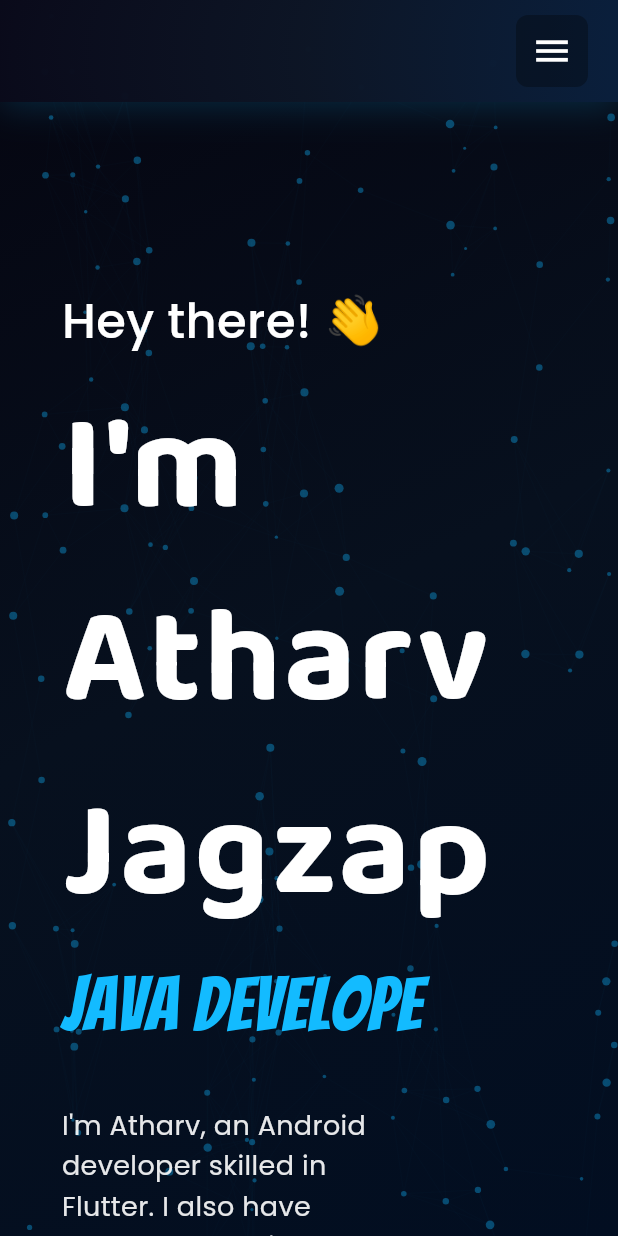
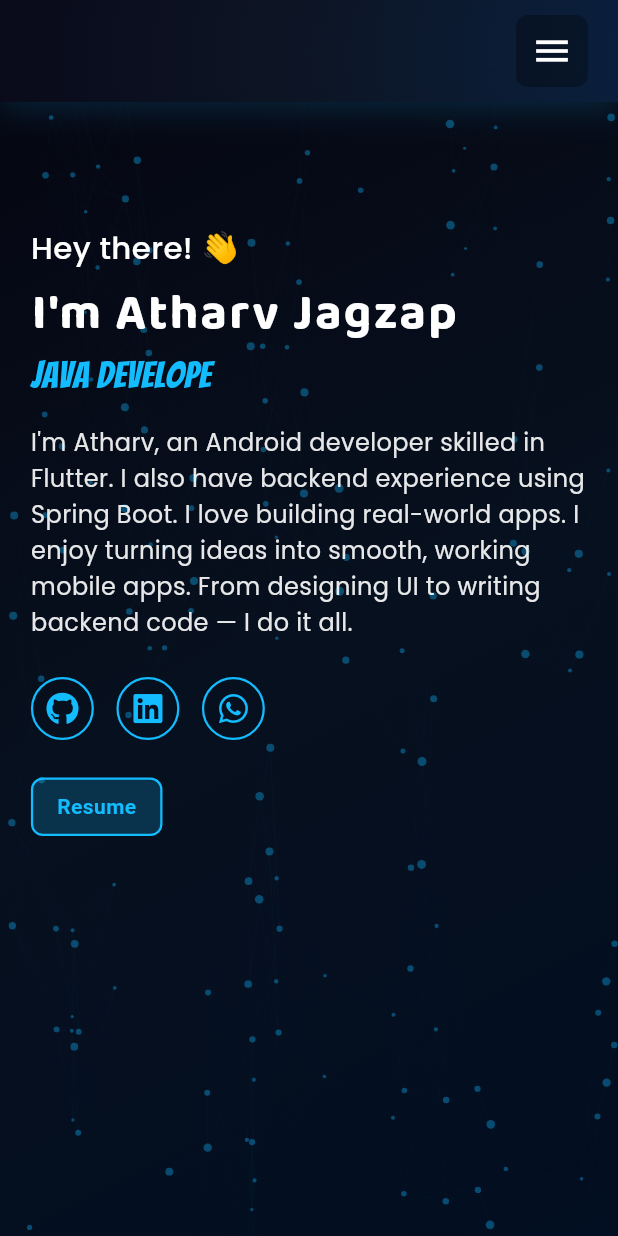
Before and after one commit to ajax-39/Flutter_Portfolio, a Flutter app: the screen it shows after launch, on a phone screen of 412 x 824 dp. Run offline on Flutter 3.47's test engine with Material 3 defaults, Android fonts, the phone set to English and light mode, and no system bars; our stand-ins replace flutter_svg, font_awesome_flutter, google_fonts, loading_animation_widget, visibility_detector; missing offline and left inert: marqueer; Roboto replaces fonts that are missing (Preah); project files that could hold a hidden picture were left out.

```diff
--- a/lib/features/welcome/widgets/welcome_screen.dart
+++ b/lib/features/welcome/widgets/welcome_screen.dart
@@ -1,9 +1,11 @@
 import 'package:flutter/material.dart';
 import 'package:google_fonts/google_fonts.dart';
 import 'package:font_awesome_flutter/font_awesome_flutter.dart';
+import 'package:portfolio/features/contact_us/contact_us_screen.dart';
 import 'package:url_launcher/url_launcher.dart';
 import '../../intro/widgets/typing_animation_widget.dart';
 import '../../../design/circuit_background.dart';
+import '../../common/responsive_utils.dart';
 
 class WelcomeScreen extends StatefulWidget {
   const WelcomeScreen({super.key});
@@ -29,6 +31,48 @@ class _WelcomeScreenState extends State<WelcomeScreen> {
   @override
   Widget build(BuildContext context) {
     final size = MediaQuery.of(context).size;
+    final isMobile = ResponsiveUtils.isMobile(context);
+
+    // Responsive sizing
+    final nameTextSize =
+        isMobile
+            ? size.width *
+                0.08 // Dynamic size for mobile
+            : size.width > 1400
+            ? 90.0 // Large desktop
+            : size.width > 800
+            ? 70.0 // Medium desktop
+            : 50.0; // Small desktop
+
+    final greetingTextSize =
+        isMobile
+            ? size.width *
+                0.05 // Dynamic size for mobile
+            : size.width > 1400
+            ? 32.0 // Large desktop
+            : size.width > 800
+            ? 28.0 // Medium desktop
+            : 24.0; // Small desktop
+
+    final typingAnimationSize =
+        isMobile
+            ? size.width *
+                0.06 // Dynamic size for mobile
+            : size.width > 1400
+            ? 50.0 // Large desktop
+            : size.width > 800
+            ? 40.0 // Medium desktop
+            : 30.0; // Small desktop
+
+    final aboutTextSize =
+        isMobile
+            ? 16.0
+            : size.width > 1400
+            ? 18.0
+            : 16.0;
+
+    // Calculate responsive horizontal padding
+    final horizontalPadding = isMobile ? size.width * 0.05 : size.width * 0.1;
 
     return CircuitBoardBackground(
       child: NotificationListener<ScrollNotification>(
@@ -56,10 +100,10 @@ class _WelcomeScreenState extends State<WelcomeScreen> {
             child: IntrinsicHeight(
               child: Padding(
                 padding: EdgeInsets.only(
-                  top: size.height * 0.15, // Fixed top padding for desktop
-                  left: size.width * 0.1, // 10% horizontal padding
-                  right: size.width * 0.1, // 10% horizontal padding
-                  bottom: 40.0,
+                  top: isMobile ? size.height * 0.1 : size.height * 0.15,
+                  left: horizontalPadding,
+                  right: horizontalPadding,
+                  bottom: isMobile ? 20.0 : 40.0,
                 ),
                 child: Column(
                   crossAxisAlignment: CrossAxisAlignment.start,
@@ -68,18 +112,18 @@ class _WelcomeScreenState extends State<WelcomeScreen> {
                     Text(
                       'Hey there! 👋',
                       style: GoogleFonts.poppins(
-                        fontSize: 32.0, // Fixed desktop size
+                        fontSize: greetingTextSize,
                         fontWeight: FontWeight.w500,
                         color: Colors.white,
                       ),
                     ),
 
-                    const SizedBox(height: 10.0), // Fixed desktop spacing
+                    SizedBox(height: isMobile ? 5.0 : 10.0),
                     // Name with left alignment
                     Text(
                       "I'm Atharv Jagzap",
                       style: GoogleFonts.baloo2(
-                        fontSize: 90.0, // Fixed desktop size
+                        fontSize: nameTextSize,
                         fontWeight: FontWeight.bold,
                         color: Colors.white,
                         letterSpacing: 1.5,
@@ -87,72 +131,67 @@ class _WelcomeScreenState extends State<WelcomeScreen> {
                     ),
 
                     // Typewriter animation with left alignment
-                    const TypingAnimationWidget(
-                      fontSize: 50.0, // Fixed desktop size
-                      textColor: Color(0xFF13BBFF),
-                      isMobile: false,
+                    TypingAnimationWidget(
+                      fontSize: typingAnimationSize,
+                      textColor: const Color(0xFF13BBFF),
+                      isMobile: isMobile,
                     ),
 
-                    const SizedBox(height: 30.0), // Fixed desktop spacing
+                    SizedBox(height: isMobile ? 15.0 : 30.0),
                     // About info text - width constraint for better readability
                     Container(
                       constraints: BoxConstraints(
-                        maxWidth: size.width * 0.5, // Fixed desktop width
+                        maxWidth:
+                            isMobile ? size.width * 0.9 : size.width * 0.5,
                       ),
                       child: Text(
                         "I'm Atharv, an Android developer skilled in Flutter. I also have backend experience using Spring Boot. I love building real-world apps. I enjoy turning ideas into smooth, working mobile apps. From designing UI to writing backend code — I do it all.",
                         style: GoogleFonts.poppins(
-                          fontSize: 18.0, // Fixed desktop size
+                          fontSize: aboutTextSize,
                           color: Colors.white.withOpacity(0.9),
                           height: 1.5,
                         ),
                       ),
                     ),
 
-                    const SizedBox(height: 40.0), // Fixed desktop spacing
+                    SizedBox(height: isMobile ? 25.0 : 40.0),
                     // Social media icons
-                    const Wrap(
-                      spacing: 20.0, // Fixed desktop spacing
-                      runSpacing: 20.0, // Fixed desktop spacing
+                    Wrap(
+                      spacing: isMobile ? 15.0 : 20.0,
+                      runSpacing: isMobile ? 15.0 : 20.0,
                       children: [
                         // GitHub
                         _SocialButton(
                           icon: FontAwesomeIcons.github,
                           url: 'https://github.com/ajax-39',
-                          size: 52.0, // Fixed desktop size
-                          iconSize: 30.0, // Fixed desktop size
+                          size: isMobile ? 42.0 : 52.0,
+                          iconSize: isMobile ? 22.0 : 30.0,
                         ),
                         // LinkedIn
                         _SocialButton(
                           icon: FontAwesomeIcons.linkedin,
                           url: 'https://www.linkedin.com/in/atharv-jagzap/',
-                          size: 52.0, // Fixed desktop size
-                          iconSize: 30.0, // Fixed desktop size
+                          size: isMobile ? 42.0 : 52.0,
+                          iconSize: isMobile ? 22.0 : 30.0,
                         ),
                         // WhatsApp
                         _SocialButton(
                           icon: FontAwesomeIcons.whatsapp,
                           url: 'https://wa.me/919975202001',
-                          size: 52.0, // Fixed desktop size
-                          iconSize: 30.0, // Fixed desktop size
+                          size: isMobile ? 42.0 : 52.0,
+                          iconSize: isMobile ? 22.0 : 30.0,
                         ),
                       ],
                     ),
 
-                    const SizedBox(height: 40.0), // Fixed desktop spacing
+                    SizedBox(height: isMobile ? 25.0 : 40.0),
                     // Action buttons
                     Wrap(
-                      spacing: 16.0,
-                      runSpacing: 16.0,
+                      spacing: isMobile ? 10.0 : 16.0,
+                      runSpacing: isMobile ? 10.0 : 16.0,
                       children: [
                         _buildActionButton(
-                          text: 'Message Me',
-                          color: const Color(0xFF13BBFF),
-                          onPressed:
-                              () => _launchURL('https://wa.me/919975202001'),
-                        ),
-                        _buildActionButton(
-                          text: 'Download Resume',
+                          text: 'Resume',
                           color: const Color(0xFF13BBFF),
                           onPressed:
                               () => _launchURL(
@@ -176,6 +215,8 @@ class _WelcomeScreenState extends State<WelcomeScreen> {
     required Color color,
     required VoidCallback onPressed,
   }) {
+    final isMobile = ResponsiveUtils.isMobile(context);
+
     return MouseRegion(
       cursor: SystemMouseCursors.click,
       child: Container(
@@ -190,14 +231,14 @@ class _WelcomeScreenState extends State<WelcomeScreen> {
             onTap: onPressed,
             borderRadius: BorderRadius.circular(8),
             child: Padding(
-              padding: const EdgeInsets.symmetric(
-                horizontal: 24.0, // Fixed desktop value
-                vertical: 12.0, // Fixed desktop value
+              padding: EdgeInsets.symmetric(
+                horizontal: isMobile ? 16.0 : 24.0,
+                vertical: isMobile ? 8.0 : 12.0,
               ),
               child: Text(
                 text,
                 style: TextStyle(
-                  fontSize: 16.0, // Fixed desktop value
+                  fontSize: isMobile ? 14.0 : 16.0,
                   fontFamily: 'Preah',
                   fontWeight: FontWeight.bold,
                   color: color,
```
Also changed, not shown: lib/features/contact_us/widgets/contact_us_desktop_widget.dart (+78 -88 lines), lib/features/contact_us/widgets/contact_us_mobile_widget.dart (+90 -88 lines), lib/features/projects/projects_screen.dart (added, +25 -0 lines), lib/features/projects/widgets/project_card.dart (+31 -17 lines), lib/features/projects/widgets/projects_desktop_widget.dart (+36 -9 lines), lib/features/projects/widgets/projects_mobile_widget.dart (+81 -53 lines), lib/features/contact_us/contact_us_screen.dart (line endings or trailing spaces).
